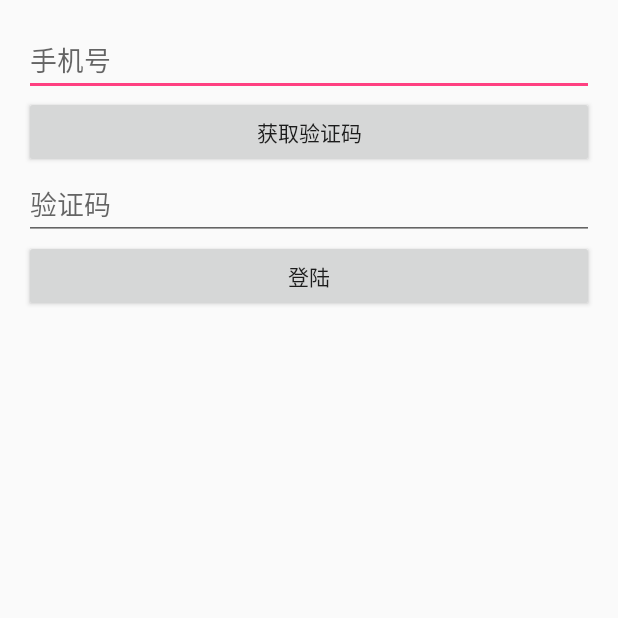
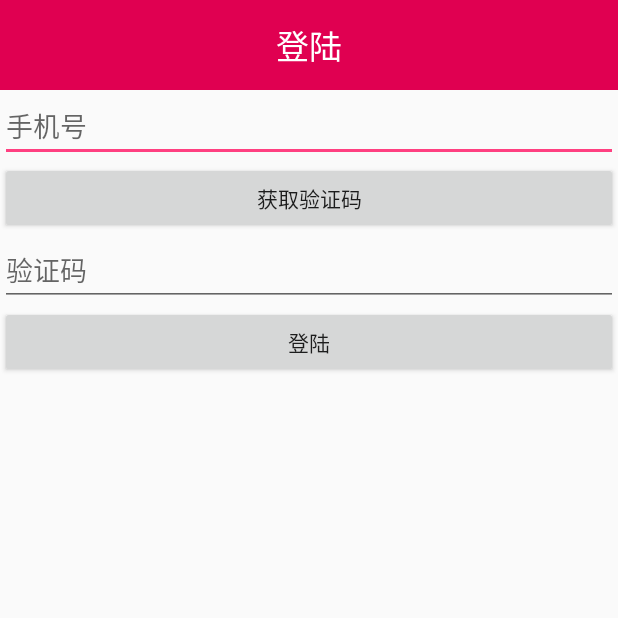
Before and after one commit to qiangshidexiaojun/News, an Android app: the LoginActivity screen opened directly, with no data from a screen before it, on a phone screen of 412 x 824 dp, the top half of it. Run offline under Robolectric (Android 15) with nearby library versions, the phone set to English and light mode, and no system bars; libraries missing offline, so code that uses them is left out: cn.bmob.v3.

```diff
--- a/app/build.gradle
+++ b/app/build.gradle
@@ -30,4 +30,5 @@ dependencies {
     compile 'com.github.bumptech.glide:glide:3.7.0'
 //    compile 'com.squareup.okhttp3:okhttp:3.8.0'
     compile 'cn.bmob.android:bmob-sdk:3.5.5'
+    compile 'com.roughike:bottom-bar:2.0.2'
 }
--- a/app/src/main/AndroidManifest.xml
+++ b/app/src/main/AndroidManifest.xml
@@ -5,6 +5,7 @@
     <uses-permission android:name="android.permission.INTERNET"/>
 
     <application
+        android:name=".NewsApplication"
         android:allowBackup="true"
         android:icon="@mipmap/ic_launcher"
         android:label="@string/app_name"
@@ -21,14 +22,11 @@
                 <category android:name="android.intent.category.LAUNCHER"/>
             </intent-filter>
         </activity>
-        <activity
-            android:name=".Guide.GuideActivity"
-            android:theme="@style/AppTheme.FullScreen">
-        </activity>
         <activity android:name=".activity.ReadActivity">
         </activity>
         <activity android:name=".activity.LoginActivity">
         </activity>
+
     </application>
 
 </manifest>
--- a/app/src/main/java/com/example/news/activity/LoginActivity.java
+++ b/app/src/main/java/com/example/news/activity/LoginActivity.java
@@ -6,6 +6,7 @@ import android.util.Log;
 import android.view.View;
 import android.widget.Button;
 import android.widget.EditText;
+import android.widget.TextView;
 
 import com.example.news.R;
 
@@ -21,6 +22,8 @@ public class LoginActivity extends AppCompatActivity {
     private EditText edtCode;
     private Button btnGetcode;
     private Button btnLog;
+    private TextView mLogin;
+    private String phone;
 
     @Override
     protected void onCreate(Bundle savedInstanceState) {
@@ -28,6 +31,10 @@ public class LoginActivity extends AppCompatActivity {
         setContentView(R.layout.activity_login);
 
         initViews();
+
+        mLogin = (TextView) findViewById(R.id.login);
+        mLogin.setText("登陆");
+        mLogin.setVisibility(View.VISIBLE);
     }
 
     private void initViews() {
@@ -36,15 +43,18 @@ public class LoginActivity extends AppCompatActivity {
         btnGetcode = (Button) findViewById(R.id.btn_getcode);
         btnLog = (Button) findViewById(R.id.btn_log);
 
-        final String phone = edtPhone.getText().toString();
 
         btnGetcode.setOnClickListener(new View.OnClickListener() {
             @Override
             public void onClick(View v) {
-                BmobSMS.requestSMSCode(phone, "bmobtest", new QueryListener<Integer>() {
+                phone = edtPhone.getText().toString();
+                BmobSMS.requestSMSCode(phone, "News", new QueryListener<Integer>() {
+
                     @Override
-                    public void done(Integer integer, BmobException e) {
-
+                    public void done(Integer smsId, BmobException ex) {
+                        if (ex == null) {//验证码发送成功
+                            Log.i("smile", "短信id：" + smsId);//用于查询本次短信发送详情
+                        }
                     }
                 });
             }
@@ -57,8 +67,8 @@ public class LoginActivity extends AppCompatActivity {
                 BmobUser.loginBySMSCode(phone, code, new LogInListener<BmobUser>() {
                     @Override
                     public void done(BmobUser bmobUser, BmobException e) {
-                        if(e == null){
-                            Log.e("AAA","log success" + BmobUser.getCurrentUser().getMobilePhoneNumber());
+                        if (e == null) {
+                            Log.e("AAA", "log success" + BmobUser.getCurrentUser().getMobilePhoneNumber());
                         }
                     }
                 });
--- a/app/src/main/res/layout/activity_login.xml
+++ b/app/src/main/res/layout/activity_login.xml
@@ -5,12 +5,10 @@
     android:id="@+id/activity_login"
     android:layout_width="match_parent"
     android:layout_height="match_parent"
-    android:paddingBottom="@dimen/activity_vertical_margin"
-    android:paddingLeft="@dimen/activity_horizontal_margin"
-    android:paddingRight="@dimen/activity_horizontal_margin"
-    android:paddingTop="@dimen/activity_vertical_margin"
     tools:context="com.example.news.activity.LoginActivity"
     android:orientation="vertical">
+
+    <include layout="@layout/title_bar" />
 
     <EditText
         android:layout_width="match_parent"
--- a/app/src/main/res/layout/title_bar.xml
+++ b/app/src/main/res/layout/title_bar.xml
@@ -12,7 +12,21 @@
         android:text="标题"
         android:layout_marginLeft="15dp"
         android:layout_centerVertical="true"
-        android:textColor="@android:color/white"/>
+        android:textColor="@android:color/white"
+        android:visibility="gone"
+        />
+
+    <TextView
+        android:id="@id/login"
+        android:layout_width="wrap_content"
+        android:layout_height="wrap_content"
+        android:textSize="22sp"
+        android:text="登陆"
+        android:layout_centerHorizontal="true"
+        android:layout_centerVertical="true"
+        android:textColor="@android:color/white"
+        android:visibility="gone"
+        />
 
 
     <ImageView
@@ -23,6 +37,7 @@
         android:background="@drawable/search_bg"
         android:layout_alignParentRight="true"
         android:layout_centerVertical="true"
+        android:visibility="gone"
         />
 
 </RelativeLayout>
--- a/app/src/main/res/values/colors.xml
+++ b/app/src/main/res/values/colors.xml
@@ -3,4 +3,5 @@
     <color name="colorPrimary">#e00051</color>
     <color name="colorPrimaryDark">#b30049</color>
     <color name="colorAccent">#FF4081</color>
+    <color name="qq_blue">#00acff</color>
 </resources>
```
Also changed, not shown: app/src/main/java/com/example/news/Fragment/JokeFragment.java (added, +22 -0 lines), app/src/main/java/com/example/news/Fragment/MyFragment.java (added, +24 -0 lines), app/src/main/java/com/example/news/Fragment/WeatherFragment.java (added, +24 -0 lines), app/src/main/java/com/example/news/activity/MainActivity.java (+10 -4 lines), app/src/main/java/com/example/news/activity/ReadActivity.java (+15 -4 lines), app/src/main/java/com/example/news/factory/FragmentFactory.java (added, +80 -0 lines), app/src/main/res/layout/activity_main.xml (+6 -2 lines), app/src/main/res/layout/fragment_joke.xml (added, +12 -0 lines), app/src/main/res/layout/fragment_my.xml (added, +12 -0 lines), app/src/main/res/layout/fragment_weather.xml (added, +25 -0 lines), app/src/main/res/xml/bottombar_tabs.xml (added, +30 -0 lines), app/src/main/res/mipmap-xxhdpi/ic_contact_selected_2.png (added), app/src/main/res/mipmap-xxhdpi/ic_conversation_selected_2.png (added), app/src/main/res/mipmap-xxhdpi/ic_plugin_selected_2.png (added).
